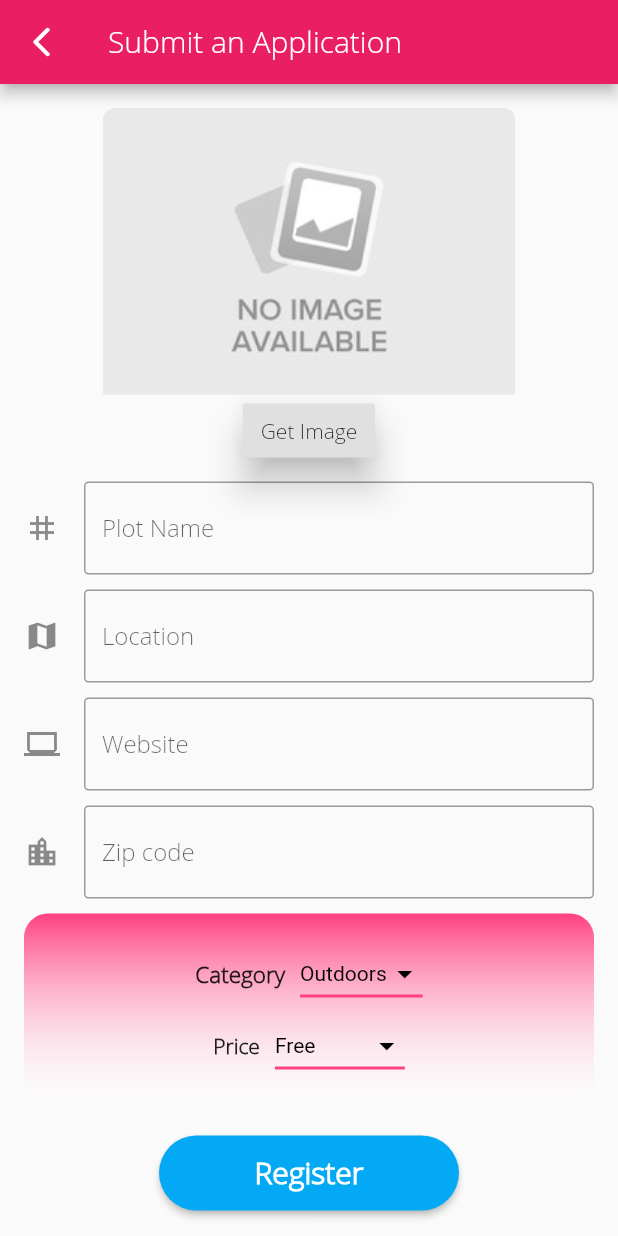
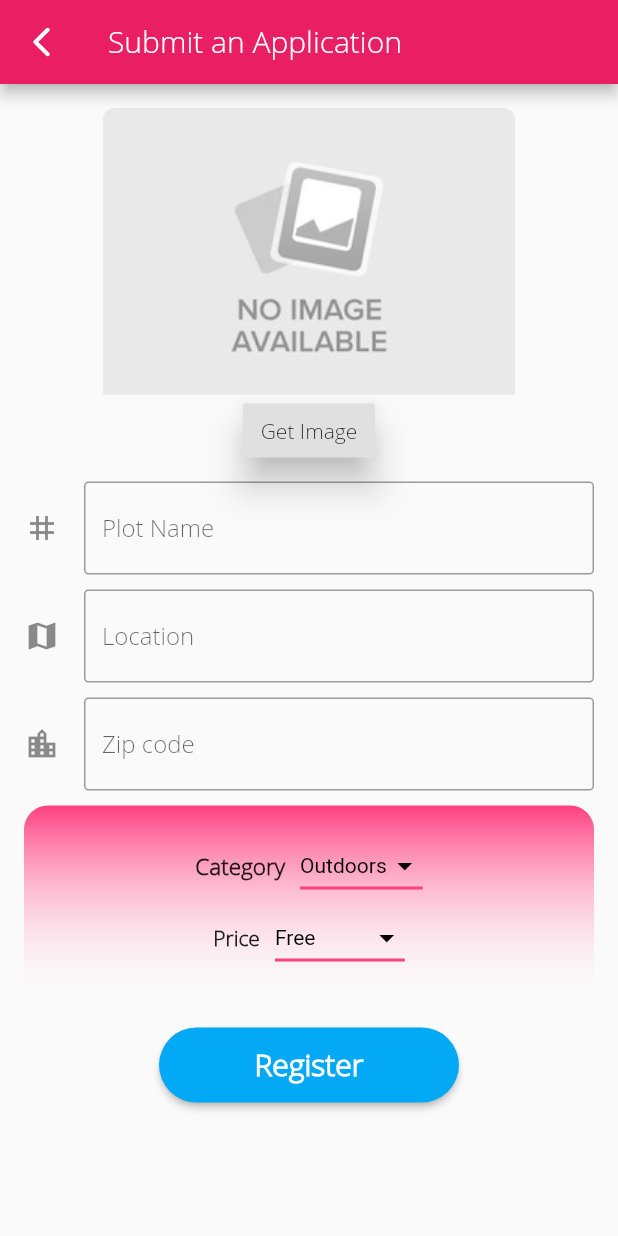
Before and after one commit to hamesjan/cjappp, a Flutter app: the NewPlace screen opened directly, on a phone screen of 412 x 824 dp. Run offline on Flutter 3.47's test engine with Material 2 defaults, Android fonts, the phone set to English and light mode, and no system bars; drawn by our look-alikes of rounded_loading_button; our stand-ins replace cloud_firestore, firebase_auth, firebase_core, firebase_storage, flutter_html, flutter_rating_bar and 6 more; missing offline and left inert: dart:ffi, firebase_admob, optimized_cached_image; accounts and stored records are empty.

Commit message:
1 change in new_place, got rid of website

```diff
--- a/lib/pages/profile/new_place.dart
+++ b/lib/pages/profile/new_place.dart
@@ -180,18 +180,18 @@ class _NewPlaceState extends State<NewPlace> {
                 )
             ),
             SizedBox(height: 10,),
-            TextFormField(
-                onChanged: (value) => website = value,
-                autocorrect: false,
-                decoration: InputDecoration(
-                    icon: Icon(Icons.computer_sharp),
-                    hintText: 'Website',
-                    border: OutlineInputBorder(
-                        borderRadius: BorderRadius.all(Radius.circular(3))
-                    )
-                )
-            ),
-            SizedBox(height: 10,),
+            // TextFormField(
+            //     onChanged: (value) => website = value,
+            //     autocorrect: false,
+            //     decoration: InputDecoration(
+            //         icon: Icon(Icons.computer_sharp),
+            //         hintText: 'Website',
+            //         border: OutlineInputBorder(
+            //             borderRadius: BorderRadius.all(Radius.circular(3))
+            //         )
+            //     )
+            // ),
+            // SizedBox(height: 10,),
             TextFormField(
                 validator: (text) => validateZip(text),
                 onChanged: (value) => zipCode = value,
```
